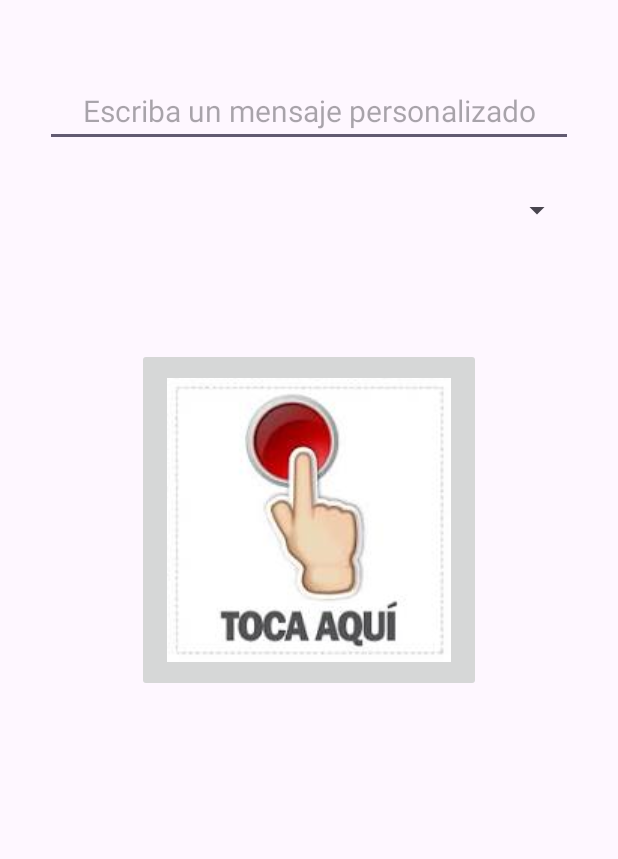
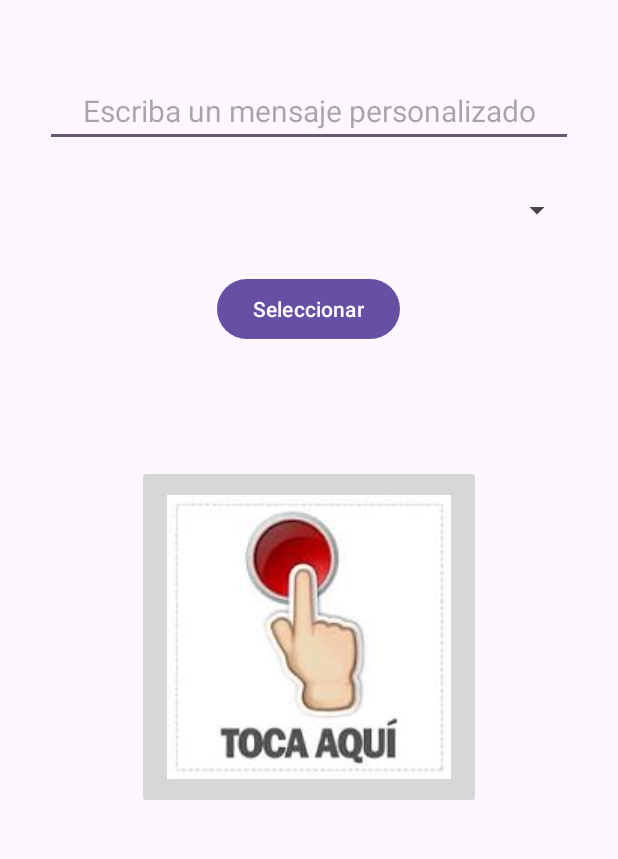
Before and after one commit to CharlsMikhail/PPDM-Practicas, an Android app: the screen it shows after launch (MainActivity), on a phone screen of 412 x 824 dp, the part 78-937 px from its top. Run offline under Robolectric (Android 15) with nearby library versions, the phone set to English and light mode, and no system bars.

Commit message:
add boton seleccionar

```diff
--- a/PRACTICA 3/1_InteraccionConImagenes/app/src/main/res/layout/activity_main.xml
+++ b/PRACTICA 3/1_InteraccionConImagenes/app/src/main/res/layout/activity_main.xml
@@ -36,6 +36,13 @@
         android:layout_marginTop="30sp"/>
 
 
+    <Button
+        android:id="@+id/btn_select"
+        android:layout_width="wrap_content"
+        android:layout_height="wrap_content"
+        android:layout_marginTop="30dp"
+        android:text="@string/btn_select"/>
+
     <ImageButton
         android:id="@+id/imgb_main"
         android:layout_width="wrap_content"
--- a/PRACTICA 3/1_InteraccionConImagenes/app/src/main/res/values/strings.xml
+++ b/PRACTICA 3/1_InteraccionConImagenes/app/src/main/res/values/strings.xml
@@ -1,4 +1,5 @@
 <resources>
     <string name="app_name">CRAM-InteraccionConImagenes</string>
     <string name="txt_custom">Escriba un mensaje personalizado</string>
+    <string name="btn_select">Seleccionar</string>
 </resources>
```
